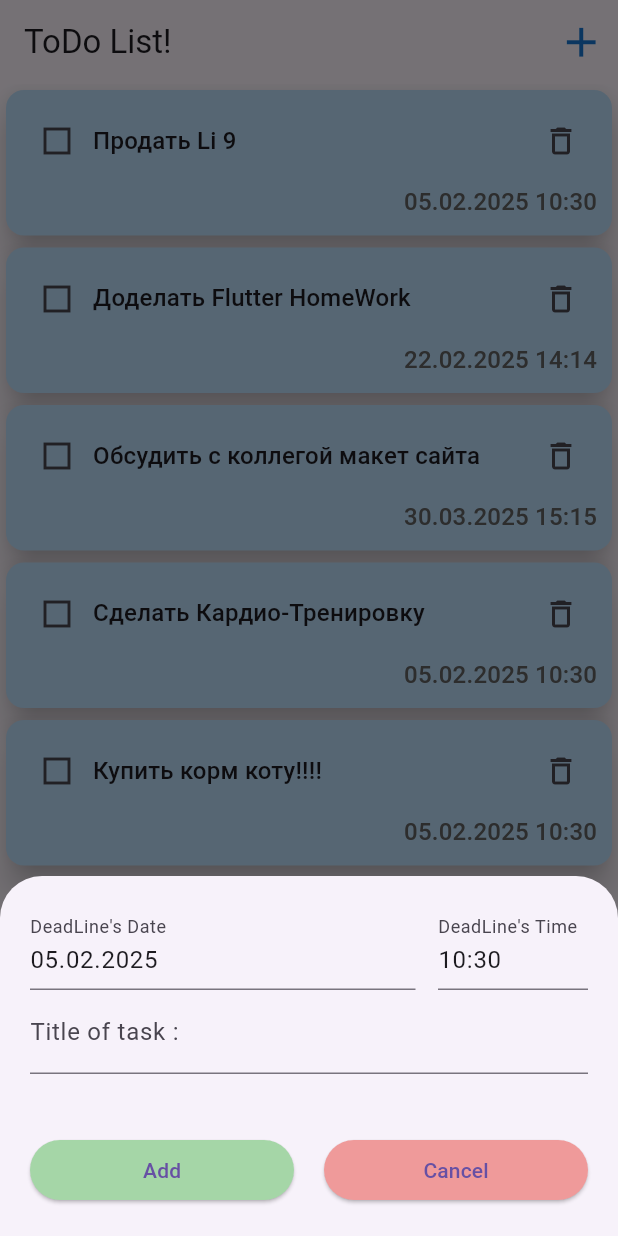
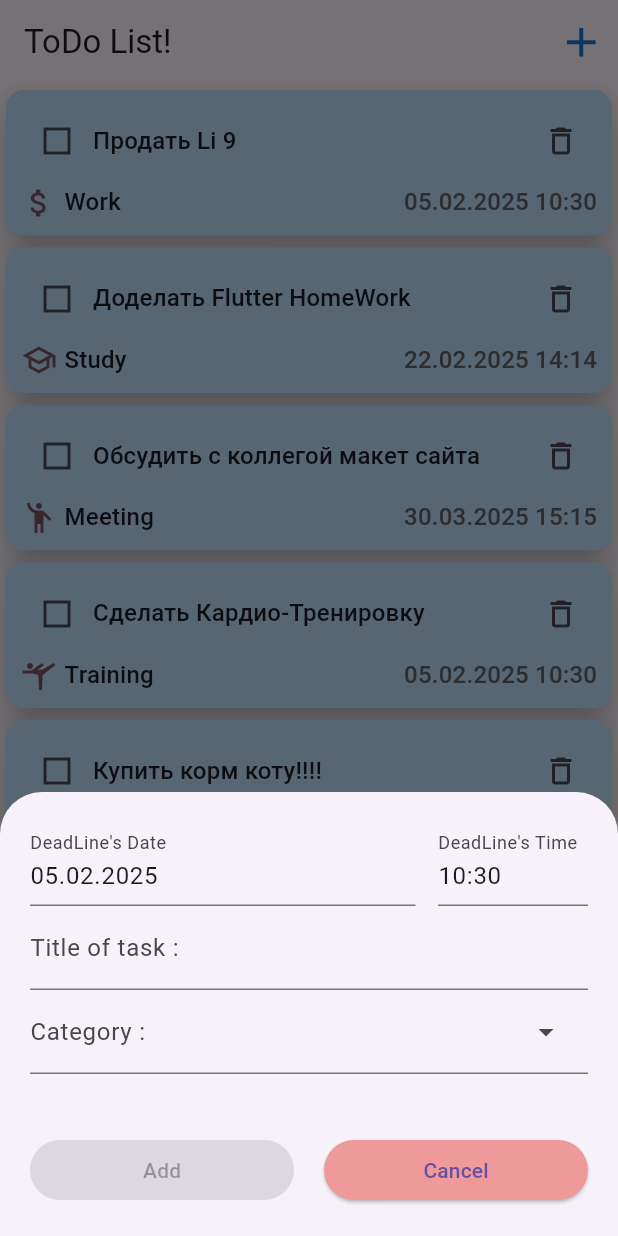
Before and after one commit to Flutter007/hw26, a Flutter app: the screen it shows after launch, after a tap on the "add" icon, on a phone screen of 412 x 824 dp. Run offline on Flutter 3.47's test engine with Material 3 defaults, Android fonts, the phone set to English and light mode, and no system bars.

Commit message:
HomeWork 26 to 29. Added option to select Category of Task, and remaked logic with adding new Task with necessary info.List of tasks changed to Scrollable.

```diff
--- a/lib/hw26.dart
+++ b/lib/hw26.dart
@@ -81,6 +81,8 @@ class _Hw26State extends State<Hw26> {
 
   void openAddSheet() {
     showModalBottomSheet(
+      isScrollControlled: true,
+      useSafeArea: true,
       context: context,
       builder: (ctx) => AddTask(onTaskCreated: addTask),
     );
--- a/lib/model/task.dart
+++ b/lib/model/task.dart
@@ -1,3 +1,6 @@
+import 'package:hw26/data/categories_data.dart';
+import 'package:hw26/model/task_category.dart';
+
 class Task {
   final String title;
   bool isCompleted;
@@ -14,4 +17,8 @@ class Task {
     required this.isDoneInTime,
     required this.categoryId,
   });
+
+  TaskCategory get category {
+    return categories.firstWhere((category) => category.id == categoryId);
+  }
 }
--- a/lib/screens/todo_screen.dart
+++ b/lib/screens/todo_screen.dart
@@ -18,7 +18,8 @@ class TodoScreen extends StatelessWidget {
 
   @override
   Widget build(BuildContext context) {
-    return Column(
+    return SingleChildScrollView(
+      child: Column(
         children: tasks
             .map((task) => TaskCard(
                   task: task,
@@ -28,6 +29,7 @@ class TodoScreen extends StatelessWidget {
                   isDoneInTime: task.isDoneInTime,
                 ))
             .toList(),
+      ),
     );
   }
 }
--- a/lib/widget/add_task.dart
+++ b/lib/widget/add_task.dart
@@ -1,4 +1,5 @@
 import 'package:flutter/material.dart';
+import 'package:hw26/data/categories_data.dart';
 import 'package:hw26/model/task.dart';
 import 'package:hw26/helpers/formatted_datetime.dart';
 
@@ -14,6 +15,7 @@ class _AddTaskState extends State<AddTask> {
   var title = '';
   var selectedDeadLine = DateTime.now();
   var selectedTimeOfDeadLine = TimeOfDay.now();
+  String? selectedCategory;
   var dateControl = TextEditingController();
   var timeControl = TextEditingController();
 
@@ -36,28 +38,17 @@ class _AddTaskState extends State<AddTask> {
       selectedTimeOfDeadLine.hour,
       selectedTimeOfDeadLine.minute,
     );
-    if (title != '') {
+
     final newTask = Task(
-        title: title,
+      title: title.trim(),
       isCompleted: false,
       deadLine: dateTime,
       finalTime: DateTime.now(),
       isDoneInTime: false,
-        categoryId: 'urgent',
+      categoryId: selectedCategory!,
     );
     widget.onTaskCreated(newTask);
     onCanceled();
-    } else {
-      final emptyTask = Task(
-        title: 'Пустая задача',
-        isCompleted: false,
-        deadLine: dateTime,
-        finalTime: DateTime.now(),
-        isDoneInTime: false,
-        categoryId: 'urgent',
-      );
-      widget.onTaskCreated(emptyTask);
-    }
   }
 
   void onDateLineTap() async {
@@ -80,6 +71,10 @@ class _AddTaskState extends State<AddTask> {
     }
   }
 
+  bool isWrongFilled() {
+    return title.trim().isEmpty || selectedCategory == null;
+  }
+
   void onTimeTap() async {
     final selectedDeadTime = await showTimePicker(
       context: context,
@@ -95,9 +90,11 @@ class _AddTaskState extends State<AddTask> {
 
   @override
   Widget build(BuildContext context) {
+    final theme = Theme.of(context);
+    final bottomInsetCheck = MediaQuery.of(context).viewInsets.bottom;
     return Container(
       width: double.infinity,
-      padding: EdgeInsets.all(20),
+      padding: EdgeInsets.fromLTRB(20, 20, 20, 20 + bottomInsetCheck),
       child: Column(
         mainAxisSize: MainAxisSize.min,
         children: [
@@ -139,6 +136,19 @@ class _AddTaskState extends State<AddTask> {
               ),
             ],
           ),
+          SizedBox(width: 10),
+          DropdownMenu(
+              expandedInsets: EdgeInsets.zero,
+              keyboardType: TextInputType.text,
+              label: Text('Category : '),
+              inputDecorationTheme: theme.inputDecorationTheme,
+              onSelected: (value) => setState(() => selectedCategory = value),
+              dropdownMenuEntries: categories
+                  .map((category) => DropdownMenuEntry(
+                      value: category.id,
+                      leadingIcon: Icon(category.icon),
+                      label: category.label))
+                  .toList()),
           SizedBox(
             height: 40,
           ),
@@ -149,7 +159,7 @@ class _AddTaskState extends State<AddTask> {
                   style: ElevatedButton.styleFrom(
                     backgroundColor: Colors.green.shade200,
                   ),
-                  onPressed: onAdd,
+                  onPressed: isWrongFilled() ? null : onAdd,
                   child: Text('Add'),
                 ),
               ),
--- a/lib/widget/task_card.dart
+++ b/lib/widget/task_card.dart
@@ -22,7 +22,8 @@ class TaskCard extends StatelessWidget {
   Widget build(BuildContext context) {
     final theme = Theme.of(context);
     final titleMediumStyle = theme.textTheme.titleMedium!;
-
+    final category = task.category;
+    bool isUrgent = category.label == 'Urgent';
     return Card(
       elevation: 9.0,
       color: Colors.blue.shade100,
@@ -62,8 +63,28 @@ class TaskCard extends StatelessWidget {
             ),
             SizedBox(height: 5),
             Row(
-              mainAxisAlignment: MainAxisAlignment.end,
+              mainAxisAlignment: MainAxisAlignment.spaceBetween,
               children: [
+                Row(
+                  children: [
+                    Icon(
+                      category.icon,
+                      size: 24,
+                      color: isUrgent
+                          ? theme.colorScheme.error
+                          : theme.colorScheme.tertiary,
+                    ),
+                    SizedBox(width: 5),
+                    Text(
+                      category.label,
+                      style: isUrgent
+                          ? titleMediumStyle.copyWith(
+                              color: Colors.red.shade900,
+                            )
+                          : titleMediumStyle,
+                    ),
+                  ],
+                ),
                 Text(
                   formattedDateTime(task.deadLine),
                   style: titleMediumStyle.copyWith(
```
Lines whose indentation alone changed are shown as unchanged.
